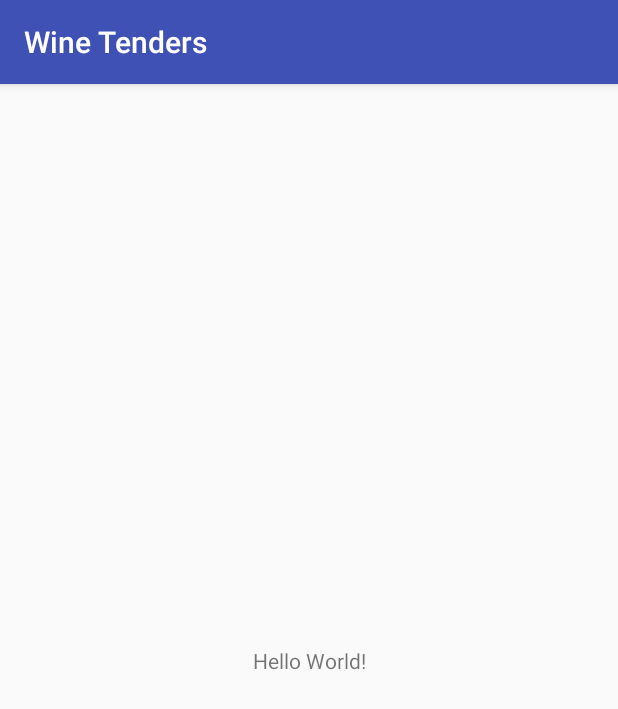
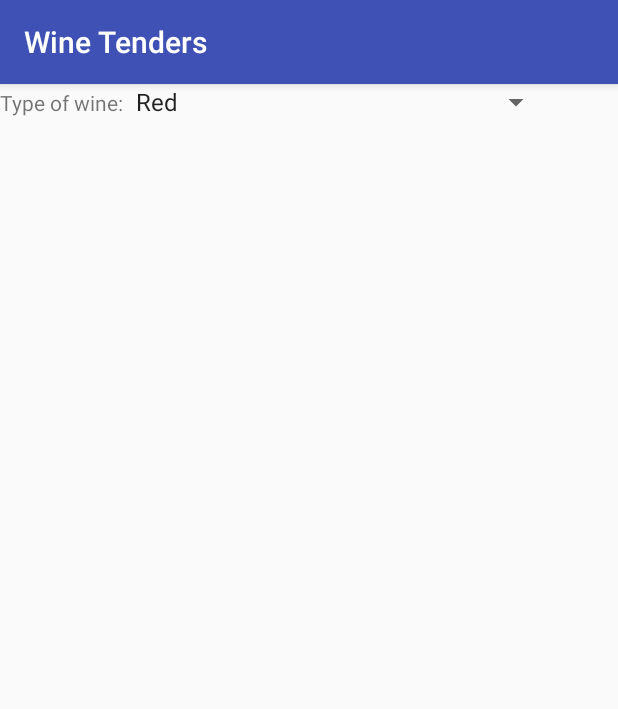
Before and after one commit to dot2/WineTenders, an Android app: the screen it shows after launch (MainActivity), on a phone screen of 412 x 824 dp. Shown: the top 709 px of the screen. Run offline under Robolectric (Android 15) with nearby library versions, the phone set to English and light mode, and no system bars.

Commit message:
Started building out the first activity.

```diff
--- a/app/src/main/java/com/winetenders/msis4363/winetenders/MainActivity.java
+++ b/app/src/main/java/com/winetenders/msis4363/winetenders/MainActivity.java
@@ -2,6 +2,8 @@ package com.winetenders.msis4363.winetenders;
 
 import android.support.v7.app.AppCompatActivity;
 import android.os.Bundle;
+import android.widget.ArrayAdapter;
+import android.widget.Spinner;
 
 public class MainActivity extends AppCompatActivity {
 
@@ -10,8 +12,16 @@ public class MainActivity extends AppCompatActivity {
         super.onCreate(savedInstanceState);
         setContentView(R.layout.activity_main);
 
+        // Testing the dropdown spinner
+        Spinner spinner = (Spinner) findViewById(R.id.spinner);
+        // Create an ArrayAdapter using the string array and a default spinner layout
+        ArrayAdapter<CharSequence> adapter = ArrayAdapter.createFromResource(this,
+                R.array.wines_array, android.R.layout.simple_spinner_item);
+        // Specify the layout to use when the list of choices appears
+        adapter.setDropDownViewResource(android.R.layout.simple_spinner_dropdown_item);
+        // Apply the adapter to the spinner
+        spinner.setAdapter(adapter);
+
     }
-    //testing git push delete whenever =)
 
-    //test on git =)
 }
--- /dev/null
+++ b/app/src/main/res/drawable/gradient_background.xml
@@ -0,0 +1,11 @@
+<?xml version="1.0" encoding="utf-8"?>
+<selector xmlns:android="http://schemas.android.com/apk/res/android">
+    <item>
+        <shape>
+            <gradient
+                android:startColor="@color/application_background"
+                android:endColor="@color/bright_red"
+                android:angle="45"/>
+        </shape>
+    </item>
+</selector>
--- a/app/src/main/res/layout/activity_main.xml
+++ b/app/src/main/res/layout/activity_main.xml
@@ -6,13 +6,33 @@
     android:layout_height="match_parent"
     tools:context="com.winetenders.msis4363.winetenders.MainActivity">
 
-    <TextView
-        android:layout_width="wrap_content"
-        android:layout_height="wrap_content"
-        android:text="Hello World!"
-        app:layout_constraintBottom_toBottomOf="parent"
-        app:layout_constraintLeft_toLeftOf="parent"
-        app:layout_constraintRight_toRightOf="parent"
-        app:layout_constraintTop_toTopOf="parent" />
+    <LinearLayout
+        android:layout_width="368dp"
+        android:layout_height="495dp"
+        android:orientation="vertical"
+        tools:layout_editor_absoluteX="8dp"
+        tools:layout_editor_absoluteY="8dp">
+
+        <LinearLayout
+            android:layout_width="match_parent"
+            android:layout_height="wrap_content"
+            android:orientation="horizontal">
+
+            <TextView
+                android:id="@+id/textView"
+                android:layout_width="wrap_content"
+                android:layout_height="wrap_content"
+                android:text="Type of wine:"
+                tools:layout_editor_absoluteX="80dp"
+                tools:layout_editor_absoluteY="-7dp" />
+
+            <Spinner
+                android:id="@+id/spinner"
+                android:layout_width="match_parent"
+                android:layout_height="wrap_content" />
+
+        </LinearLayout>
+
+    </LinearLayout>
 
 </android.support.constraint.ConstraintLayout>
--- a/app/src/main/res/values/colors.xml
+++ b/app/src/main/res/values/colors.xml
@@ -3,4 +3,6 @@
     <color name="colorPrimary">#3F51B5</color>
     <color name="colorPrimaryDark">#303F9F</color>
     <color name="colorAccent">#FF4081</color>
+    <color name="startGradient">#F77062</color>
+    <color name="endGradient">#FE5196</color>
 </resources>
--- a/app/src/main/res/values/strings.xml
+++ b/app/src/main/res/values/strings.xml
@@ -1,3 +1,15 @@
 <resources>
     <string name="app_name">Wine Tenders</string>
+
+    //String array to test dropdown options, replace later.
+    <string-array name="wines_array">
+        <item>Red</item>
+        <item>White</item>
+        <item>Blue</item>
+        <item>Pink</item>
+        <item>Jupiter</item>
+        <item>Saturn</item>
+        <item>Uranus</item>
+        <item>Neptune</item>
+    </string-array>
 </resources>
```
